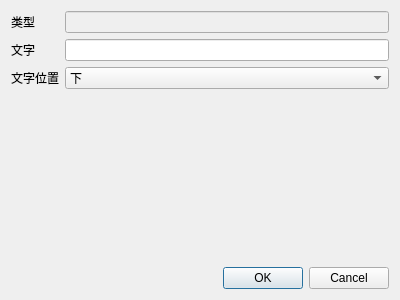
SammyEnigma/Soc-Performance-Evaluation, file shapepropertydialog.ui: the form before one commit.
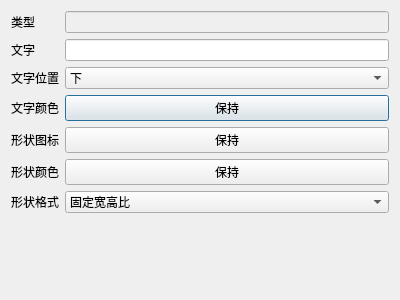
The form after the commit.

Commit message: 允许多个形状

Diff of the .ui file:
```diff
--- a/shapepropertydialog.ui
+++ b/shapepropertydialog.ui
@@ -105,18 +105,71 @@
        </item>
       </widget>
      </item>
+     <item row="3" column="0">
+      <widget class="QLabel" name="label_4">
+       <property name="text">
+        <string>文字颜色</string>
+       </property>
+      </widget>
+     </item>
+     <item row="4" column="0">
+      <widget class="QLabel" name="label_5">
+       <property name="text">
+        <string>形状图标</string>
+       </property>
+      </widget>
+     </item>
+     <item row="5" column="0">
+      <widget class="QLabel" name="label_6">
+       <property name="text">
+        <string>形状颜色</string>
+       </property>
+      </widget>
+     </item>
+     <item row="6" column="0">
+      <widget class="QLabel" name="label_7">
+       <property name="text">
+        <string>形状格式</string>
+       </property>
+      </widget>
+     </item>
+     <item row="3" column="1">
+      <widget class="QPushButton" name="text_color_btn">
+       <property name="text">
+        <string>保持</string>
+       </property>
+      </widget>
+     </item>
+     <item row="4" column="1">
+      <widget class="QPushButton" name="pixmap_name_btn">
+       <property name="text">
+        <string>保持</string>
+       </property>
+      </widget>
+     </item>
+     <item row="5" column="1">
+      <widget class="QPushButton" name="pixmap_color_btn">
+       <property name="text">
+        <string>保持</string>
+       </property>
+      </widget>
+     </item>
+     <item row="6" column="1">
+      <widget class="QComboBox" name="pixmap_scale_comboBox">
+       <item>
+        <property name="text">
+         <string>固定宽高比</string>
+        </property>
+       </item>
+       <item>
+        <property name="text">
+         <string>拉伸</string>
+        </property>
+       </item>
+      </widget>
+     </item>
     </layout>
    </item>
-   <item>
-    <widget class="QDialogButtonBox" name="buttonBox">
-     <property name="orientation">
-      <enum>Qt::Horizontal</enum>
-     </property>
-     <property name="standardButtons">
-      <set>QDialogButtonBox::Cancel|QDialogButtonBox::Ok</set>
-     </property>
-    </widget>
-   </item>
   </layout>
  </widget>
  <resources/>
```
Left out of the diff: 35 changed lines with no effect on the pictures. The commit also changes 6 other files.
